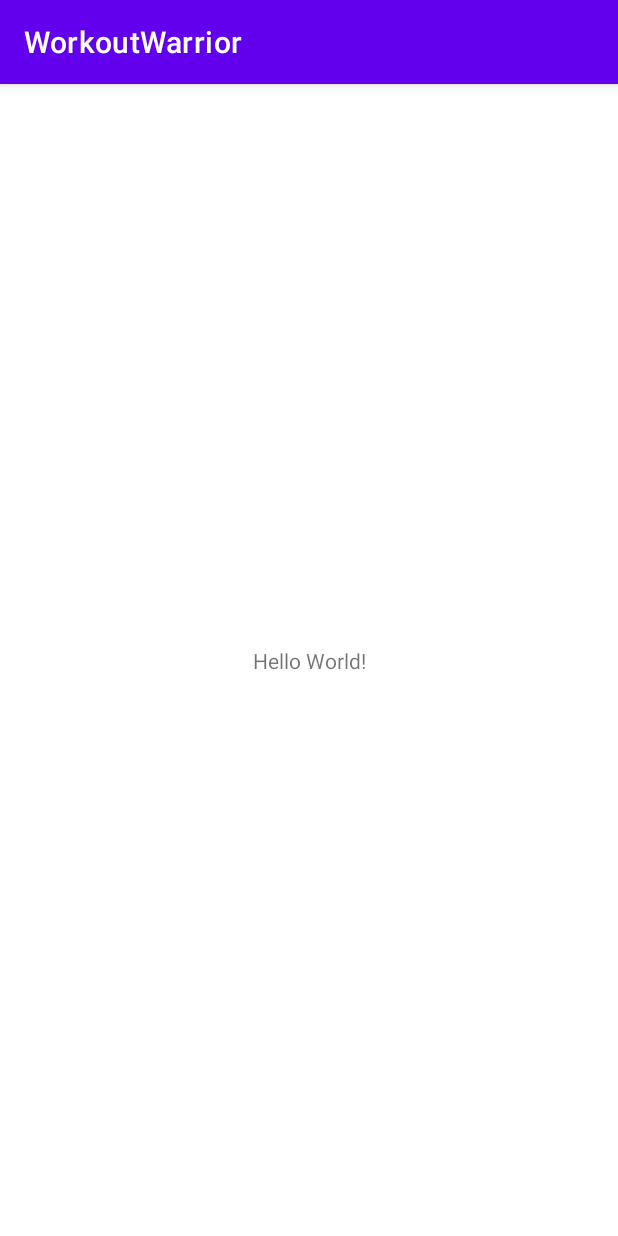
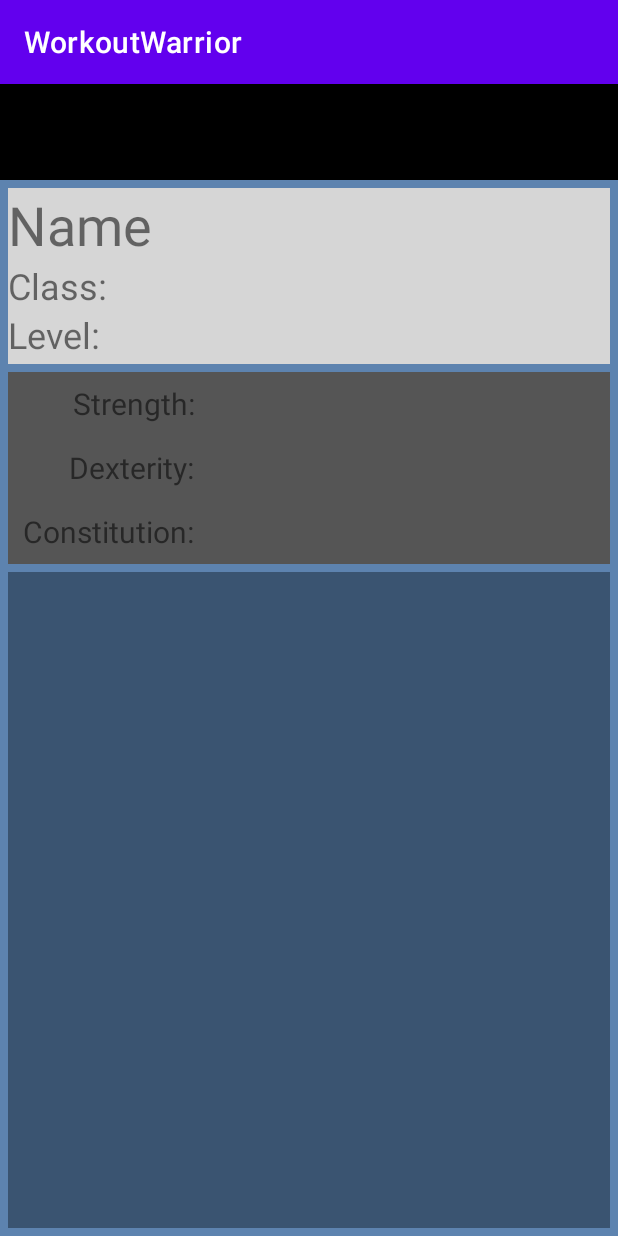
Before and after one commit to JuliusCedar/WorkoutWarrior, an Android app: the screen it shows after launch (MainActivity), on a phone screen of 412 x 824 dp. Run offline under Robolectric (Android 15) with nearby library versions, the phone set to English and light mode, and no system bars.

Commit message:
progress on profile activity

```diff
--- a/app/src/main/java/com/example/workoutwarrior/MainActivity.java
+++ b/app/src/main/java/com/example/workoutwarrior/MainActivity.java
@@ -9,6 +9,6 @@ public class MainActivity extends AppCompatActivity {
     @Override
     protected void onCreate(Bundle savedInstanceState) {
         super.onCreate(savedInstanceState);
-        setContentView(R.layout.activity_main);
+        setContentView(R.layout.activity_profile);
     }
 }
--- /dev/null
+++ b/app/src/main/res/layout/activity_profile.xml
@@ -0,0 +1,128 @@
+<?xml version="1.0" encoding="utf-8"?>
+<LinearLayout xmlns:android="http://schemas.android.com/apk/res/android"
+    android:layout_width="match_parent"
+    android:layout_height="match_parent"
+    android:background="@color/blue_grey"
+    android:orientation="vertical">
+
+    <View
+        android:layout_width="match_parent"
+        android:layout_height="match_parent"
+        android:layout_weight="3.3"
+        android:background="@color/black"></View>
+
+    <RelativeLayout
+        android:layout_width="match_parent"
+        android:layout_height="match_parent"
+        android:layout_margin="5dp"
+        android:background="@color/light_grey"
+        android:layout_weight="3">
+        <ImageView
+            android:id="@+id/profile_image"
+            android:layout_width="wrap_content"
+            android:layout_height="match_parent"
+            android:layout_alignParentStart="true"></ImageView>
+
+        <TextView
+            android:id="@+id/name_text"
+            android:layout_toRightOf="@id/profile_image"
+            android:layout_width="wrap_content"
+            android:layout_height="wrap_content"
+            android:text="Name"
+            android:textSize="36sp"></TextView>
+
+        <TextView
+            android:id="@+id/class_text"
+            android:layout_toRightOf="@id/profile_image"
+            android:layout_below="@id/name_text"
+            android:layout_width="wrap_content"
+            android:layout_height="wrap_content"
+            android:text="Class:"
+            android:textSize="24sp"></TextView>
+
+        <TextView
+            android:id="@+id/class_display_text"
+            android:layout_toRightOf="@id/class_text"
+            android:layout_below="@id/name_text"
+            android:layout_width="wrap_content"
+            android:layout_height="wrap_content"
+            android:text=""></TextView>
+
+        <TextView
+            android:id="@+id/level_text"
+            android:layout_toRightOf="@id/profile_image"
+            android:layout_below="@id/class_text"
+            android:layout_width="wrap_content"
+            android:layout_height="wrap_content"
+            android:text="Level:"
+            android:textSize="24sp"></TextView>
+
+        <TextView
+            android:id="@+id/level_display_text"
+            android:layout_toRightOf="@id/level_text"
+            android:layout_below="@id/class_display_text"
+            android:layout_width="wrap_content"
+            android:layout_height="wrap_content"
+            android:text=""></TextView>
+    </RelativeLayout>
+
+    <LinearLayout
+        android:layout_width="match_parent"
+        android:layout_height="match_parent"
+        android:layout_marginHorizontal="5dp"
+        android:layout_weight="3"
+        android:background="@color/dark_grey">
+
+        <LinearLayout
+            android:layout_width="match_parent"
+            android:layout_height="match_parent"
+            android:orientation="vertical"
+            android:layout_weight="2">
+            <TextView
+                android:layout_width="match_parent"
+                android:layout_height="match_parent"
+                android:layout_marginRight="10dp"
+                android:gravity="center_vertical|right"
+                android:layout_weight="1"
+                android:textSize="20sp"
+                android:text="Strength:">
+            </TextView>
+
+            <TextView
+                android:layout_width="match_parent"
+                android:layout_height="match_parent"
+                android:layout_marginRight="10dp"
+                android:gravity="center_vertical|right"
+                android:layout_weight="1"
+                android:textSize="20sp"
+                android:text="Dexterity:">
+            </TextView>
+
+            <TextView
+                android:layout_width="match_parent"
+                android:layout_height="match_parent"
+                android:layout_marginRight="10dp"
+                android:gravity="center_vertical|right"
+                android:layout_weight="1"
+                android:textSize="20sp"
+                android:text="Constitution:">
+            </TextView>
+        </LinearLayout>
+
+        <LinearLayout
+            android:layout_width="match_parent"
+            android:layout_height="match_parent"
+            android:layout_weight="1">
+        </LinearLayout>
+
+    </LinearLayout>
+
+
+    <LinearLayout
+        android:layout_width="match_parent"
+        android:layout_height="match_parent"
+        android:layout_margin="5dp"
+        android:layout_weight="1.5"
+        android:background="@color/dark_blue_grey"></LinearLayout>
+
+</LinearLayout>
--- a/app/src/main/res/values/colors.xml
+++ b/app/src/main/res/values/colors.xml
@@ -11,4 +11,8 @@
     <color name="red">#FF0000</color>
     <color name="green">#00FF00</color>
     <color name="blue">#0000FF</color>
+    <color name="light_grey">#D6D6D6</color>
+    <color name="dark_grey">#555555</color>
+    <color name="blue_grey">#5D83AF</color>
+    <color name="dark_blue_grey">#3A5471</color>
 </resources>
```
